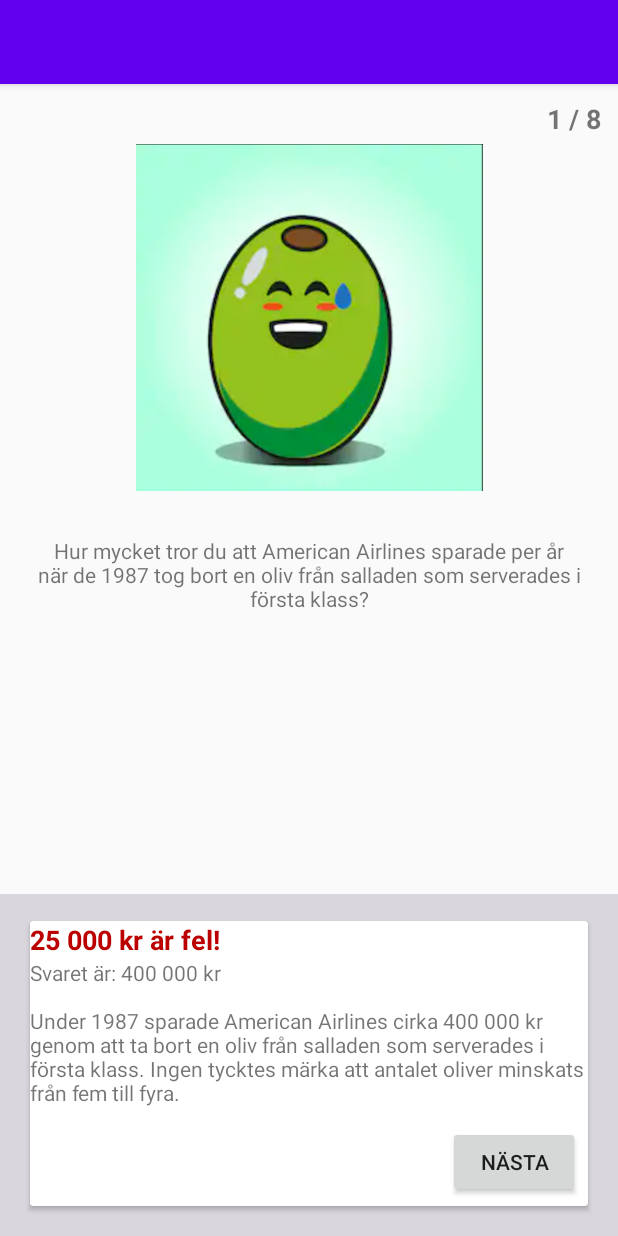
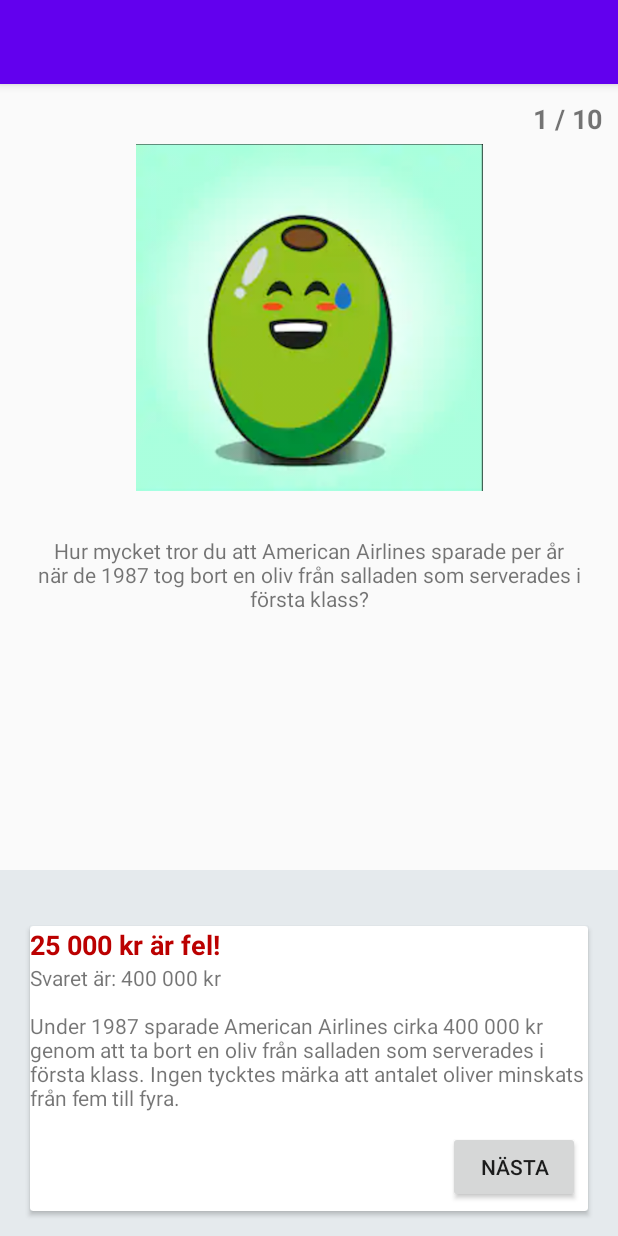
Before and after one commit to MinjaCheng/FunQuiz, an Android app: the QuestionActivity screen opened directly, with no data from a screen before it, after a tap on "25 000 KR", on a phone screen of 412 x 824 dp. Run offline under Robolectric (Android 15) with nearby library versions, the phone set to English and light mode, and no system bars; Roboto replaces fonts that are not available here.

Commit message:
Add two questions and change birthday cake picture

```diff
--- a/app/src/main/java/com/example/funquiz/ListOfQuestions.kt
+++ b/app/src/main/java/com/example/funquiz/ListOfQuestions.kt
@@ -96,6 +96,28 @@ object ListOfQuestions {
             "Med fördelningen 9% kvinnor och 11 % män. Det kan även nämnas att högerhänta lever i genomsnitt 9 år längre än vänsterhänta."
         ))
 
+        questionList.add(Question(
+            9,
+            "Hur många gånger per dag skrattar genomsnittspersonen?",
+            R.drawable.ic_laughing,
+            "1 gång",
+            "3 gånger",
+            "15 gånger",
+            "15 gånger",
+            "I snitt skrattar man runt 15 gånger per dag. Låter det mycket? Gör livet roligare då :-)"
+        ))
+
+        questionList.add(Question(
+            10,
+            "Hur mycket kan en arbetarmyra lyfta?",
+            R.drawable.ic_working_ant,
+            "50 gånger sin vikt",
+            "60 gånger sin vikt",
+            "80 gånger sin vikt",
+            "50 gånger sin vikt",
+            "Arbetarmyror kan lyfta 50 gånger sin vikt, och de kan dra 30 gånger sin vikt och när de förgiftas ramlar de alltid över på HÖGER sida."
+        ))
+
         return questionList
     }
 }
--- a/app/src/main/java/com/example/funquiz/QuestionActivity.kt
+++ b/app/src/main/java/com/example/funquiz/QuestionActivity.kt
@@ -61,7 +61,7 @@ class QuestionActivity : AppCompatActivity() {
                 selectedOption(question.optionThree)
             }
         }
-        toggleButtonAndCardView(true)
+        toggleButton(true)
         currentPosition++
     }
 
@@ -86,7 +86,7 @@ class QuestionActivity : AppCompatActivity() {
 
         if (currentPosition <= questionsList!!.size) {
 
-            toggleButtonAndCardView(false)
+            toggleButton(false)
 
             setQuestion()
 
@@ -98,7 +98,7 @@ class QuestionActivity : AppCompatActivity() {
         }
     }
 
-    private fun toggleButtonAndCardView(toggle: Boolean){
+    private fun toggleButton(toggle: Boolean){
         if (toggle){
             factCard.visibility = View.VISIBLE
             optionButtonOne.visibility = View.INVISIBLE
--- a/app/src/main/res/layout/activity_question.xml
+++ b/app/src/main/res/layout/activity_question.xml
@@ -35,19 +35,19 @@
     <FrameLayout
         android:id="@+id/container"
         android:layout_width="match_parent"
-        android:layout_height="228dp"
-        android:background="#D9D6DD"
-        android:paddingLeft="10dp"
-        android:paddingTop="10dp"
-        android:paddingRight="10dp"
-        android:paddingBottom="10dp"
+        android:layout_height="wrap_content"
+        android:background="#E5EAED"
+        android:paddingTop="40dp"
+        android:paddingBottom="20dp"
         android:visibility="visible"
         app:layout_constraintBottom_toBottomOf="parent"
         app:layout_constraintEnd_toEndOf="parent"
         app:layout_constraintHorizontal_bias="0.0"
-        app:layout_constraintStart_toStartOf="parent" >
+        app:layout_constraintStart_toStartOf="parent">
 
-    </FrameLayout>
+        <androidx.constraintlayout.widget.ConstraintLayout
+            android:layout_width="match_parent"
+            android:layout_height="match_parent">
 
             <Button
                 android:id="@+id/optionButtonOne"
@@ -87,7 +87,6 @@
                 android:layout_height="wrap_content"
                 android:layout_marginStart="20dp"
                 android:layout_marginEnd="20dp"
-        android:layout_marginBottom="20dp"
                 android:background="#364DD1"
                 android:onClick="pressedButton"
                 android:text="Button"
@@ -96,19 +95,24 @@
                 app:layout_constraintBottom_toBottomOf="parent"
                 app:layout_constraintEnd_toEndOf="parent"
                 app:layout_constraintStart_toStartOf="parent" />
+        </androidx.constraintlayout.widget.ConstraintLayout>
+
+    </FrameLayout>
 
     <androidx.cardview.widget.CardView
         android:id="@+id/factCard"
-        android:layout_width="372dp"
+        android:layout_width="match_parent"
         android:layout_height="190dp"
         android:layout_marginStart="20dp"
+        android:layout_marginTop="40dp"
         android:layout_marginEnd="20dp"
         android:layout_marginBottom="20dp"
         android:padding="10dp"
         android:visibility="invisible"
         app:layout_constraintBottom_toBottomOf="parent"
         app:layout_constraintEnd_toEndOf="parent"
-        app:layout_constraintStart_toStartOf="parent">
+        app:layout_constraintStart_toStartOf="parent"
+        app:layout_constraintTop_toTopOf="@+id/container">
 
         <androidx.constraintlayout.widget.ConstraintLayout
             android:layout_width="match_parent"
```
Also changed, not shown: app/src/main/res/drawable/ic_birthday_cake.png, app/src/main/res/drawable/ic_laughing.jpeg (added), app/src/main/res/drawable/ic_working_ant.png (added). Lines whose indentation alone changed are shown as unchanged.
